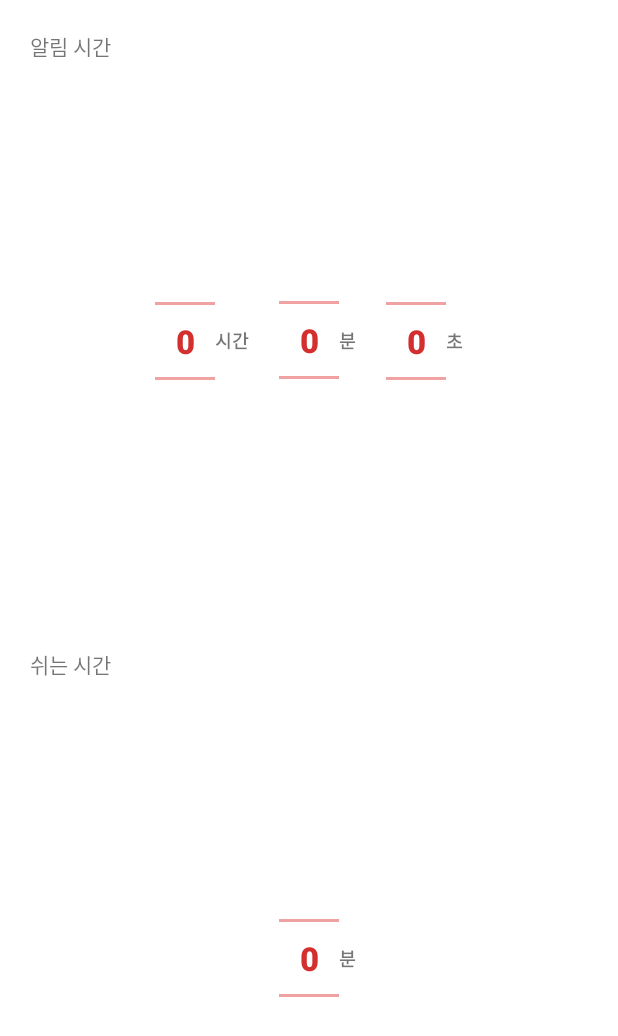
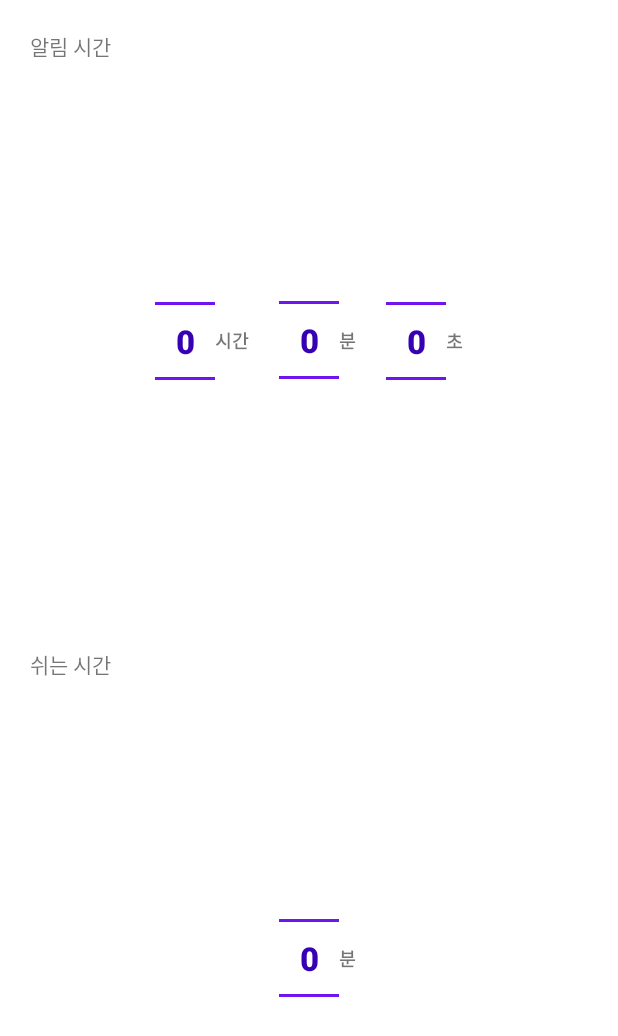
Before and after one commit to BaeWooRam/Pomodoro, an Android app: the layout activity_main.xml on its own in the app's theme, with its tools: preview values and no code run, on a phone screen of 412 x 824 dp. Shown: the top 1036 px of the screen. Run offline under Robolectric (Android 15) with nearby library versions, the phone set to English and light mode, and no system bars.

Commit message:
[Update] 08-19

```diff
--- a/presentation/src/main/java/com/geekstudio/pomodoro/ui/SplashActivity.kt
+++ b/presentation/src/main/java/com/geekstudio/pomodoro/ui/SplashActivity.kt
@@ -1,23 +1,27 @@
 package com.geekstudio.pomodoro.ui
 
 import android.os.Bundle
-import com.google.android.material.snackbar.Snackbar
+import android.os.Handler
 import androidx.appcompat.app.AppCompatActivity
-import androidx.navigation.findNavController
-import androidx.navigation.ui.AppBarConfiguration
-import androidx.navigation.ui.navigateUp
-import androidx.navigation.ui.setupActionBarWithNavController
-import android.view.Menu
-import android.view.MenuItem
-import com.geekstudio.pomodoro.R
 import com.geekstudio.pomodoro.databinding.ActivityMainBinding
+import com.geekstudio.pomodoro.ui.main.MainActivity
+import com.geekstudio.pomodoro.util.ActivityUtil
 
 class SplashActivity : AppCompatActivity() {
     private lateinit var binding: ActivityMainBinding
 
     override fun onCreate(savedInstanceState: Bundle?) {
         super.onCreate(savedInstanceState)
-        binding = ActivityMainBinding.inflate(layoutInflater)
-        setContentView(binding.root)
+
+        //Splash 유지 이후 Handling
+        Handler(mainLooper).postDelayed({
+            ActivityUtil.openActivity(this@SplashActivity, MainActivity::class.java)
+            finish()
+        }, SPLASH_DISPLAY_LENGTH)
+    }
+
+    companion object{
+        const val TAG = "SplashActivity"
+        const val SPLASH_DISPLAY_LENGTH = 3000L
     }
 }
--- a/presentation/src/main/res/layout/activity_main.xml
+++ b/presentation/src/main/res/layout/activity_main.xml
@@ -4,7 +4,7 @@
     xmlns:tools="http://schemas.android.com/tools"
     android:layout_width="match_parent"
     android:layout_height="match_parent"
-    tools:context=".ui.MainActivity">
+    tools:context=".ui.main.MainActivity">
 
 
     <androidx.constraintlayout.widget.Guideline
--- a/presentation/src/main/res/layout/activity_splash.xml
+++ b/presentation/src/main/res/layout/activity_splash.xml
@@ -4,7 +4,7 @@
     xmlns:tools="http://schemas.android.com/tools"
     android:layout_width="match_parent"
     android:layout_height="match_parent"
-    tools:context=".ui.MainActivity">
+    tools:context=".ui.main.MainActivity">
 
 
     <ImageView
--- a/presentation/src/main/res/values-night/themes.xml
+++ b/presentation/src/main/res/values-night/themes.xml
@@ -6,8 +6,8 @@
         <item name="colorPrimaryVariant">@color/red_700</item>
         <item name="colorOnPrimary">@color/black</item>
         <!-- Secondary brand color. -->
-        <item name="colorSecondary">@color/teal_200</item>
-        <item name="colorSecondaryVariant">@color/teal_200</item>
+        <item name="colorSecondary">@color/red_200</item>
+        <item name="colorSecondaryVariant">@color/red_700</item>
         <item name="colorOnSecondary">@color/black</item>
         <!-- Status bar color. -->
         <item name="android:statusBarColor" tools:targetApi="l">?attr/colorPrimaryVariant</item>
--- a/presentation/src/main/res/values/styles.xml
+++ b/presentation/src/main/res/values/styles.xml
@@ -1,10 +1,10 @@
 <?xml version="1.0" encoding="utf-8"?>
 <resources>
     <style name="AppTheme.Picker" parent="Theme.MaterialComponents.DayNight.NoActionBar">
-        <item name="android:textColorPrimary">@color/red_700</item>
+        <item name="android:textColorPrimary">?attr/colorPrimaryVariant</item>
         <item name="android:fontFamily">sans-serif-black</item>
         <item name="android:textSize">22sp</item>
-        <item name="colorControlNormal">@color/red_200</item>
+        <item name="colorControlNormal">?attr/colorPrimary</item>
     </style>
 
 
--- a/presentation/src/main/res/values/themes.xml
+++ b/presentation/src/main/res/values/themes.xml
@@ -6,8 +6,8 @@
         <item name="colorPrimaryVariant">@color/red_700</item>
         <item name="colorOnPrimary">@color/white</item>
         <!-- Secondary brand color. -->
-        <item name="colorSecondary">@color/teal_200</item>
-        <item name="colorSecondaryVariant">@color/teal_700</item>
+        <item name="colorSecondary">@color/red_500</item>
+        <item name="colorSecondaryVariant">@color/red_700</item>
         <item name="colorOnSecondary">@color/black</item>
         <!-- Status bar color. -->
         <item name="android:statusBarColor" tools:targetApi="l">?attr/colorPrimaryVariant</item>
```
Also changed, not shown: presentation/src/main/AndroidManifest.xml (+8 -3 lines), presentation/src/main/java/com/geekstudio/pomodoro/service/ForegroundService.kt (+20 -37 lines), presentation/src/main/res/values/strings.xml (+7 -0 lines).
